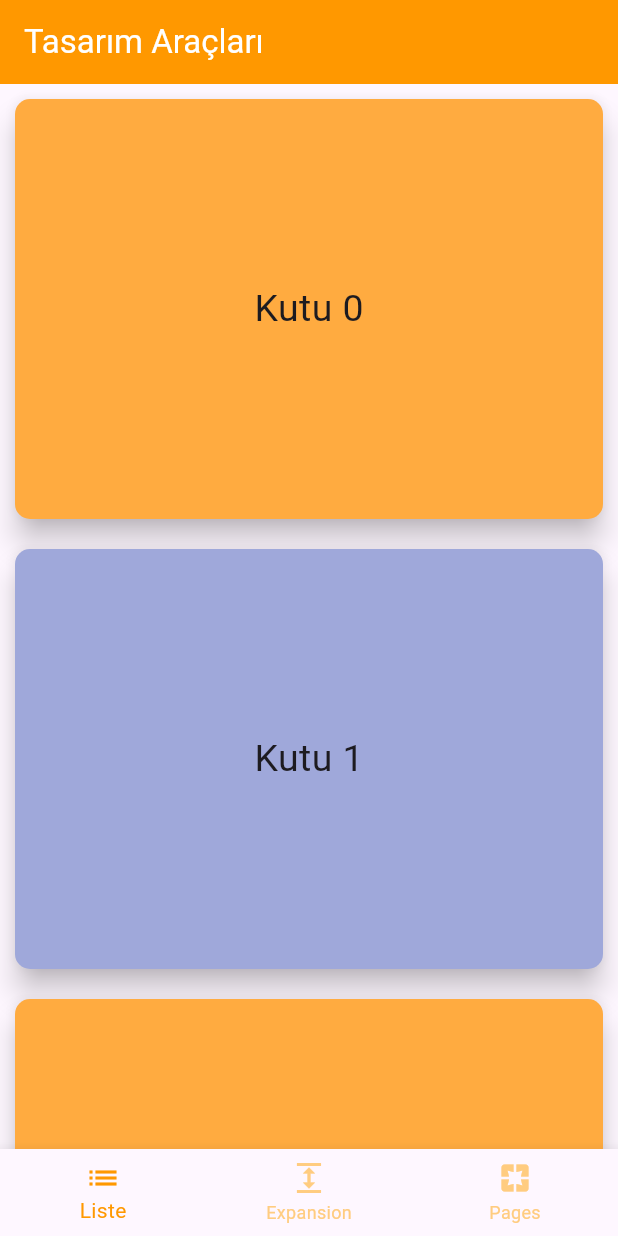
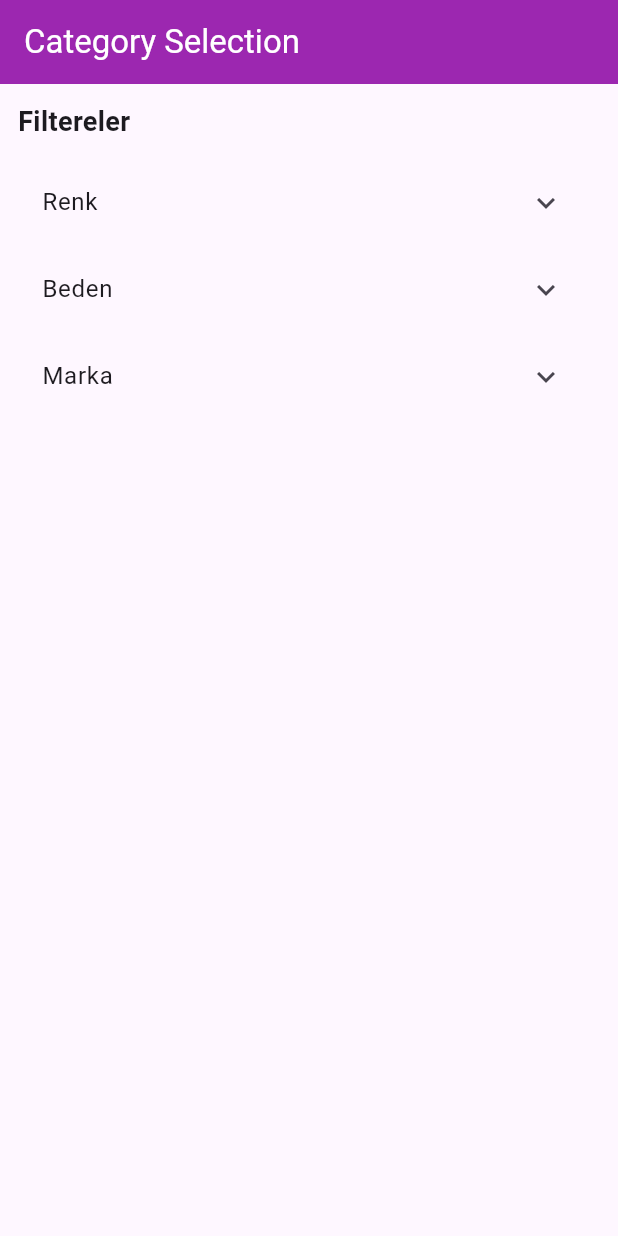
Before and after one commit to Efet1022/Expansion_tile_and_PageStoreKey, a Flutter app: the screen it shows after launch, on a phone screen of 412 x 824 dp. Run offline on Flutter 3.47's test engine with Material 3 defaults, Android fonts, the phone set to English and light mode, and no system bars.

Commit message:
Update commit added some widgets.

```diff
--- a/lib/main.dart
+++ b/lib/main.dart
@@ -1,8 +1,12 @@
 import 'package:flutter/material.dart';
 import 'package:ornek_proje/widgets/expansiontile_page.dart';
+import 'package:ornek_proje/widgets/filter_menu_chips.dart';
+import 'package:ornek_proje/widgets/image_and_tabbar_page.dart';
 import 'package:ornek_proje/widgets/liste_ornek.dart';
+import 'package:ornek_proje/widgets/nested_tabbar_ornek.dart';
 import 'package:ornek_proje/widgets/pageview_page.dart';
 import 'package:ornek_proje/widgets/settings_expansion_menu.dart';
+import 'package:ornek_proje/widgets/simple_image_slider.dart';
 
 void main() {
   runApp(const MyApp());
@@ -15,7 +19,7 @@ class MyApp extends StatelessWidget {
   Widget build(BuildContext context) {
     return MaterialApp(
       debugShowCheckedModeBanner: false,
-      home: MyProject(),
+      home: FilterMenuChips(),
     );
   }
 }
@@ -43,7 +47,8 @@ class _MyProjectState extends State<MyProject> {
       ),
       */
       SettingsExpansionMenu(),
-      PageViewPage(),
+      //PageViewPage(),
+      SimpleImageSlider(),
     ];
   }
 
--- /dev/null
+++ b/lib/widgets/filter_menu_chips.dart
@@ -0,0 +1,70 @@
+import 'package:flutter/material.dart';
+
+class FilterMenuChips extends StatefulWidget {
+  const FilterMenuChips({super.key});
+
+  @override
+  State<FilterMenuChips> createState() =>
+      _FilterMenuChipsState();
+}
+
+class _FilterMenuChipsState
+    extends State<FilterMenuChips> {
+  final Map<String, List<String>> filters = {
+    "Renk": ["Kırmızı", "Mavi", "Yeşil"],
+    "Beden": ["S", "M", "L"],
+    "Marka": ["Nike", "Adidas", "Puma"],
+  };
+  final Set<String> selectedFilter = {};
+  @override
+  Widget build(BuildContext context) {
+    return Scaffold(
+      appBar: AppBar(
+        title: Text("Category Selection"),
+        backgroundColor: Colors.purple,
+        foregroundColor: Colors.white,
+      ),
+      body: ListView(
+        padding: EdgeInsets.all(12),
+        children: [
+          Text(
+            "Filtereler",
+            style: TextStyle(
+              fontSize: 18,
+              fontWeight: FontWeight.bold,
+            ),
+          ),
+          SizedBox(height: 12),
+          ...filters.entries.map((entry) {
+            final kategori = entry.key;
+            final secenekler = entry.value;
+            return ExpansionTile(
+              title: Text(kategori),
+              children: secenekler.map((secenek) {
+                return CheckboxListTile(
+                  title: Text(secenek),
+                  value: selectedFilter.contains(
+                    secenek,
+                  ),
+                  onChanged: (value) {
+                    setState(() {
+                      if (value == true) {
+                        selectedFilter.add(
+                          secenek,
+                        );
+                      } else {
+                        selectedFilter.remove(
+                          secenek,
+                        );
+                      }
+                    });
+                  },
+                );
+              }).toList(),
+            );
+          }),
+        ],
+      ),
+    );
+  }
+}
```
Also changed, not shown: lib/widgets/image_and_tabbar_page.dart (added, +97 -0 lines), lib/widgets/nested_tabbar_ornek.dart (added, +87 -0 lines), lib/widgets/simple_image_slider.dart (added, +83 -0 lines).
